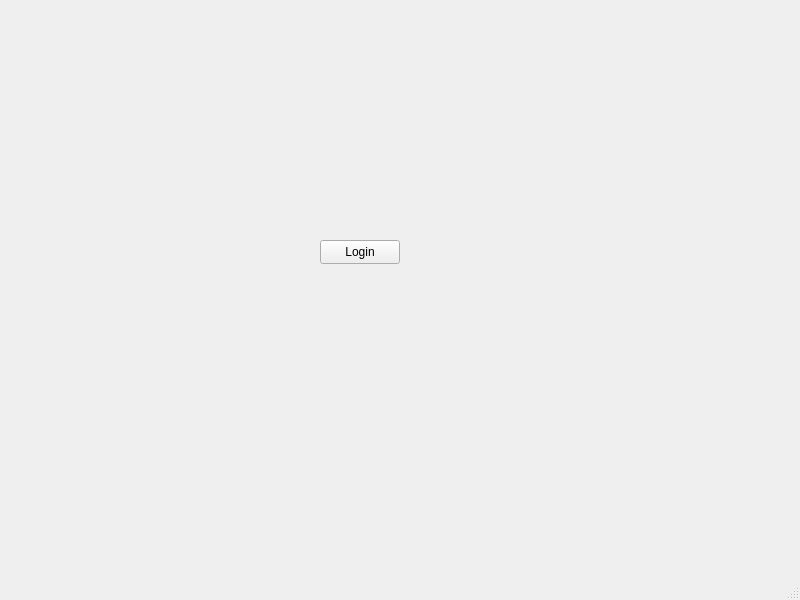
The window that Fase 2/proyecto2/mainwindow.ui (elsaminee/-EDD-Proyecto_202200198) describes before a commit, drawn with Qt 5.
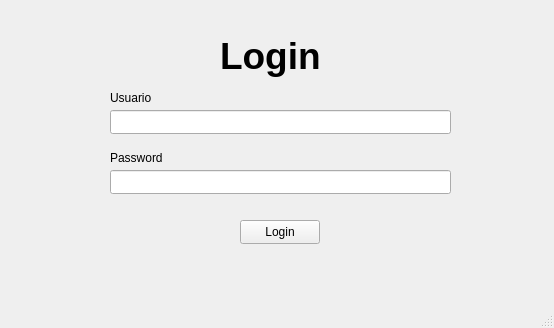
The same window after the commit.

```diff
--- a/Fase 2/proyecto2/mainwindow.ui
+++ b/Fase 2/proyecto2/mainwindow.ui
@@ -6,8 +6,8 @@
    <rect>
     <x>0</x>
     <y>0</y>
-    <width>800</width>
-    <height>600</height>
+    <width>554</width>
+    <height>328</height>
    </rect>
   </property>
   <property name="windowTitle">
@@ -17,8 +17,8 @@
    <widget class="QPushButton" name="loginbtn">
     <property name="geometry">
      <rect>
-      <x>320</x>
-      <y>240</y>
+      <x>240</x>
+      <y>220</y>
       <width>80</width>
       <height>24</height>
      </rect>
@@ -27,6 +27,74 @@
      <string>Login</string>
     </property>
    </widget>
+   <widget class="QLineEdit" name="userline">
+    <property name="geometry">
+     <rect>
+      <x>110</x>
+      <y>110</y>
+      <width>341</width>
+      <height>24</height>
+     </rect>
+    </property>
+   </widget>
+   <widget class="QLineEdit" name="passline">
+    <property name="geometry">
+     <rect>
+      <x>110</x>
+      <y>170</y>
+      <width>341</width>
+      <height>24</height>
+     </rect>
+    </property>
+   </widget>
+   <widget class="QLabel" name="label">
+    <property name="geometry">
+     <rect>
+      <x>110</x>
+      <y>90</y>
+      <width>49</width>
+      <height>16</height>
+     </rect>
+    </property>
+    <property name="text">
+     <string>Usuario</string>
+    </property>
+   </widget>
+   <widget class="QLabel" name="label_2">
+    <property name="geometry">
+     <rect>
+      <x>110</x>
+      <y>150</y>
+      <width>61</width>
+      <height>16</height>
+     </rect>
+    </property>
+    <property name="text">
+     <string>Password</string>
+    </property>
+   </widget>
+   <widget class="QLabel" name="label_3">
+    <property name="geometry">
+     <rect>
+      <x>220</x>
+      <y>30</y>
+      <width>101</width>
+      <height>51</height>
+     </rect>
+    </property>
+    <property name="font">
+     <font>
+      <pointsize>28</pointsize>
+      <bold>true</bold>
+     </font>
+    </property>
+    <property name="layoutDirection">
+     <enum>Qt::LayoutDirection::LeftToRight</enum>
+    </property>
+    <property name="text">
+     <string>Login</string>
+    </property>
+   </widget>
   </widget>
   <widget class="QMenuBar" name="menubar">
    <property name="geometry">
```
Left out of the diff: 2 changed lines with no effect on the pictures.
